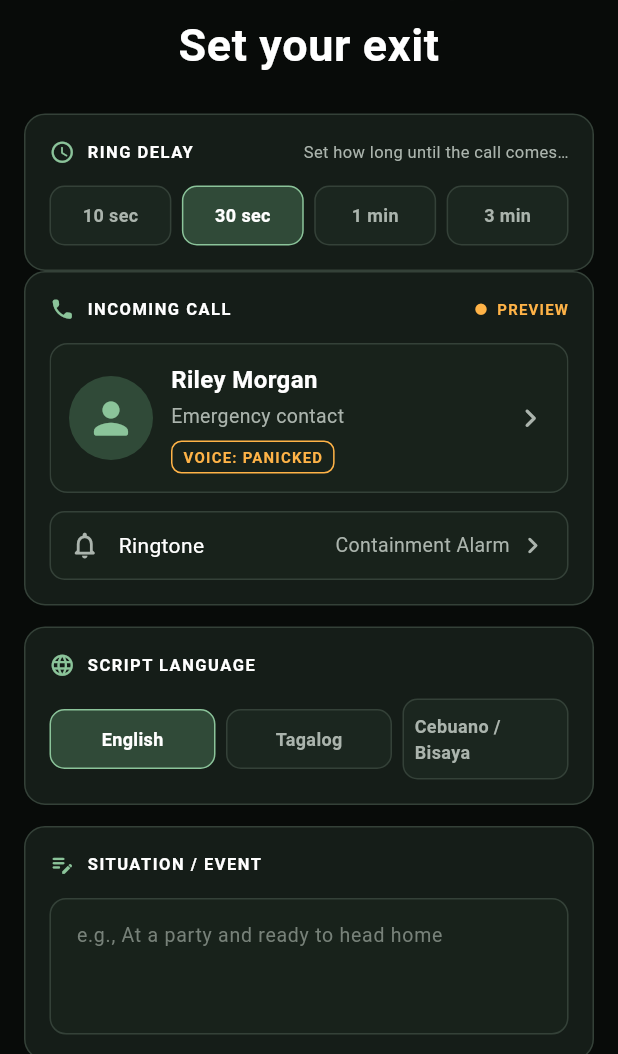
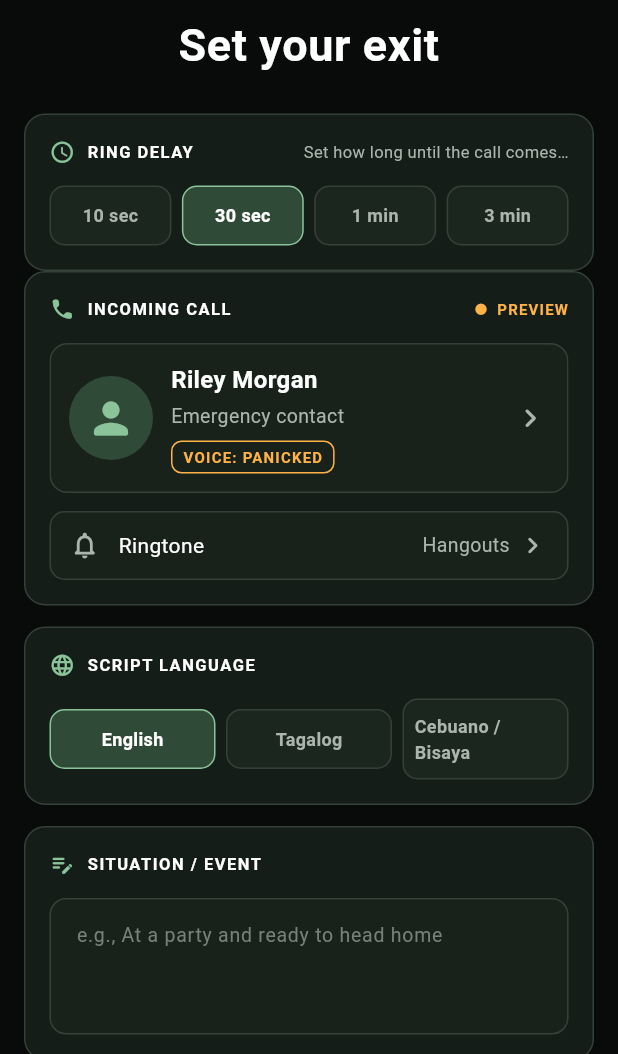
Before and after one commit to donaldycottonacao/GhostBuster, a Flutter app: the screen it shows after launch, on a phone screen of 412 x 824 dp, the part 182-1236 px from its top. Run offline on Flutter 3.47's test engine with Material 3 defaults, Android fonts, the phone set to English and light mode, and no system bars; our stand-ins replace audioplayers; Roboto replaces fonts that are missing (Bell MT).

Commit message:
Adding one ringtone

```diff
--- a/frontend-client/lib/models/call_state.dart
+++ b/frontend-client/lib/models/call_state.dart
@@ -61,9 +61,10 @@ class CallerPersona {
 class RingtoneOption {
   RingtoneOption._();
 
-  static const String defaultId = 'containment';
+  static const String defaultId = 'hangouts';
 
   static const Map<String, String> assetPaths = {
+    'hangouts': 'assets/audio/hangouts_call.mp3',
     'containment': 'assets/audio/ringtone_ios.mp3',
     'classic': 'assets/audio/ringtone_android.mp3',
     'soft': 'assets/audio/ringtone_soft.mp3',
--- a/frontend-client/lib/screens/stealth_trigger.dart
+++ b/frontend-client/lib/screens/stealth_trigger.dart
@@ -518,6 +518,10 @@ class _StealthTriggerScreenState extends State<StealthTriggerScreen> {
                                     },
                                     color: _surfaceRaised,
                                     itemBuilder: (context) => [
+                                      const PopupMenuItem(
+                                        value: 'hangouts',
+                                        child: Text('Hangouts'),
+                                      ),
                                       PopupMenuItem(
                                         value: 'containment',
                                         child: Text(
@@ -810,9 +814,11 @@ class _StealthTriggerScreenState extends State<StealthTriggerScreen> {
 
   String ringtoneLabel(AppLocalizations? l10n, String ringtone) =>
       switch (ringtone) {
+        'hangouts' => 'Hangouts',
         'soft' => l10n?.setupRingtoneSoft ?? 'Soft Chime',
         'classic' => l10n?.setupRingtoneClassic ?? 'Classic Ringtone',
-        _ => l10n?.setupRingtoneContainment ?? 'Containment Alarm',
+        'containment' => l10n?.setupRingtoneContainment ?? 'Containment Alarm',
+        _ => 'Hangouts',
       };
 
   Widget modeOption(String mode, String label) {
--- a/frontend-client/lib/services/audio_service.dart
+++ b/frontend-client/lib/services/audio_service.dart
@@ -118,7 +118,7 @@ class AudioService implements AudioServiceBase {
   Future<void> playRingtone({String? assetPath}) async {
     if (_isDisposed) return;
     final generation = ++_operationGeneration;
-    final path = assetPath ?? 'assets/audio/ringtone_ios.mp3';
+    final path = assetPath ?? 'assets/audio/hangouts_call.mp3';
 
     _currentAsset = path;
     _isRingtonePlaying = true;
```
Also changed, not shown: 1 other file.
